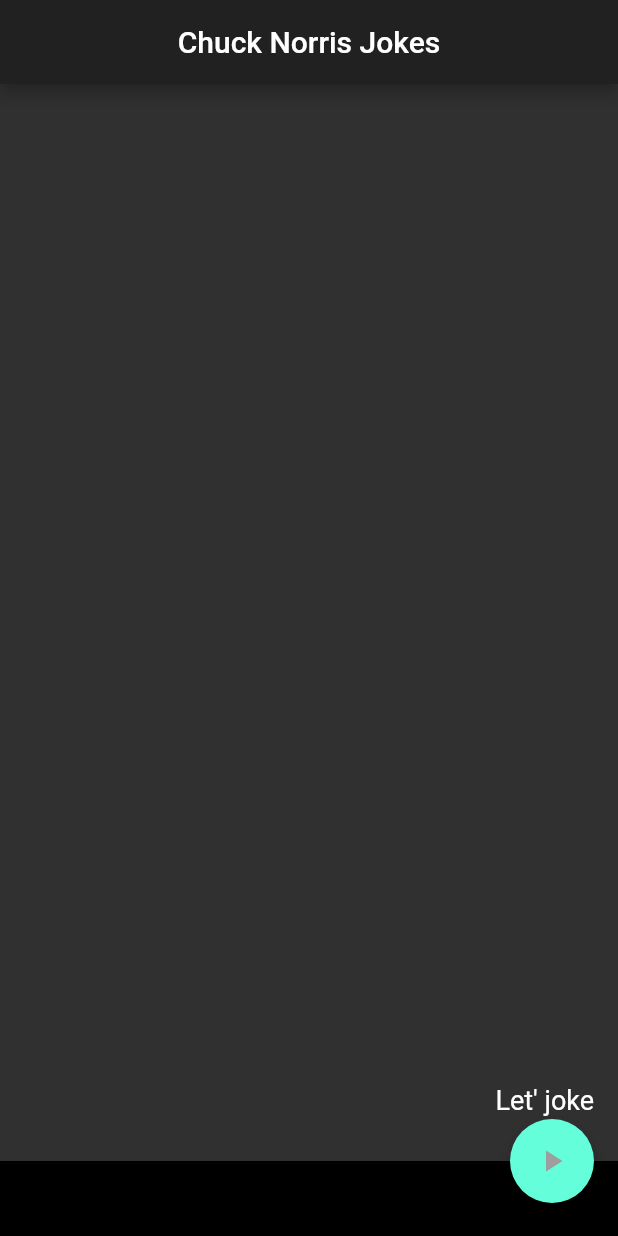
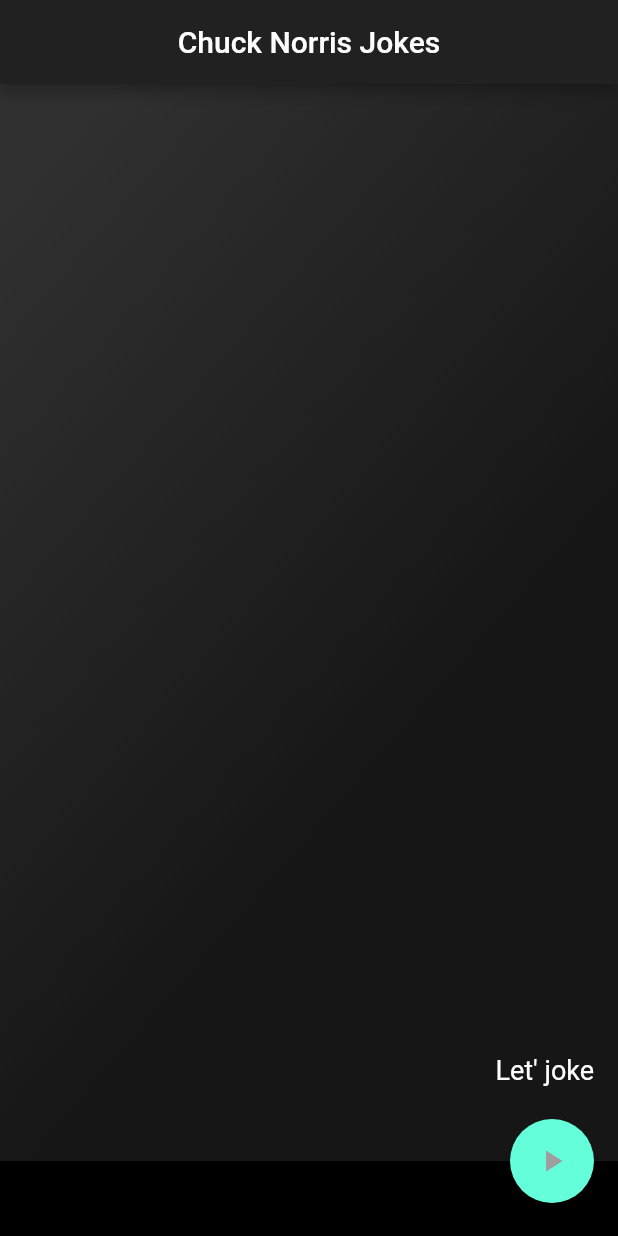
Before and after one commit to Alexi-Zemcov/joke-with-chuck, a Flutter app: the screen it shows after launch, on a phone screen of 412 x 824 dp. Run offline on Flutter 3.47's test engine with Material 2 defaults, Android fonts, the phone set to English and light mode, and no system bars; our stand-ins replace dio.

Commit message:
Добавил градиент в заглушку

```diff
--- a/lib/home_screen.dart
+++ b/lib/home_screen.dart
@@ -55,6 +55,7 @@ class _HomeScreenState extends State<HomeScreen> {
                 ],
               ),
       ),
+      floatingActionButtonLocation: FloatingActionButtonLocation.endDocked,
       floatingActionButton: FloatingActionButton(
         tooltip: 'Get next joke',
         child: Icon(
@@ -63,7 +64,7 @@ class _HomeScreenState extends State<HomeScreen> {
         ),
         onPressed: updateJoke,
       ),
-      bottomSheet: Stack(
+      bottomNavigationBar: Stack(
         children: [
           Container(
             color: Colors.black,
@@ -85,11 +86,22 @@ class DummyBody extends StatelessWidget {
 
   @override
   Widget build(BuildContext context) {
-    return Align(
+    return Container(
+      decoration: BoxDecoration(
+        gradient: LinearGradient(
+          end: Alignment.topLeft,
+          begin: Alignment.centerRight,
+          stops: [0.1, 0.9],
+          colors: [
+            Colors.black54,
+            Colors.transparent,
+          ],
+        ),
+      ),
       alignment: Alignment.bottomRight,
       child: Padding(
         padding: EdgeInsets.only(
-          bottom: bottomShitHeight + 30,
+          bottom: bottomShitHeight,
           right: 16,
         ),
         child: Text('Let\' joke', style: AppTextStyles.s18),
```
